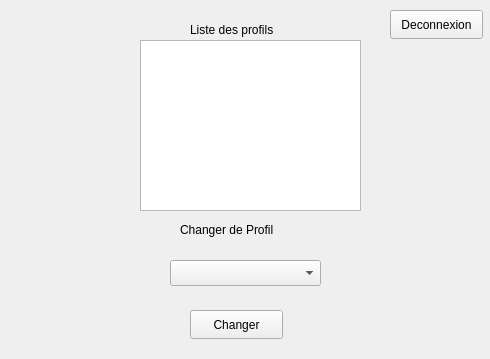
Qt form profillist.ui (Zorehi/TP_Qt_1) before a commit.
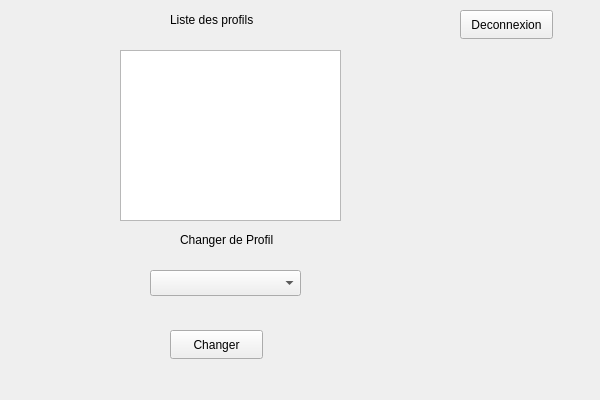
The same form after that commit.

The edit to the form file:
```diff
--- a/profillist.ui
+++ b/profillist.ui
@@ -6,8 +6,8 @@
    <rect>
     <x>0</x>
     <y>0</y>
-    <width>490</width>
-    <height>359</height>
+    <width>600</width>
+    <height>400</height>
    </rect>
   </property>
   <property name="windowTitle">
@@ -16,8 +16,8 @@
   <widget class="QLabel" name="label">
    <property name="geometry">
     <rect>
-     <x>190</x>
-     <y>20</y>
+     <x>170</x>
+     <y>10</y>
      <width>141</width>
      <height>20</height>
     </rect>
@@ -29,8 +29,8 @@
   <widget class="QComboBox" name="comboBox">
    <property name="geometry">
     <rect>
-     <x>170</x>
-     <y>260</y>
+     <x>150</x>
+     <y>270</y>
      <width>151</width>
      <height>26</height>
     </rect>
@@ -40,7 +40,7 @@
    <property name="geometry">
     <rect>
      <x>180</x>
-     <y>220</y>
+     <y>230</y>
      <width>131</width>
      <height>20</height>
     </rect>
@@ -52,8 +52,8 @@
   <widget class="QPushButton" name="pushButton">
    <property name="geometry">
     <rect>
-     <x>190</x>
-     <y>310</y>
+     <x>170</x>
+     <y>330</y>
      <width>93</width>
      <height>29</height>
     </rect>
@@ -65,7 +65,7 @@
   <widget class="QPushButton" name="pushButton_2">
    <property name="geometry">
     <rect>
-     <x>390</x>
+     <x>460</x>
      <y>10</y>
      <width>93</width>
      <height>29</height>
@@ -78,8 +78,8 @@
   <widget class="QTextBrowser" name="textBrowser">
    <property name="geometry">
     <rect>
-     <x>140</x>
-     <y>40</y>
+     <x>120</x>
+     <y>50</y>
      <width>221</width>
      <height>171</height>
     </rect>
```
